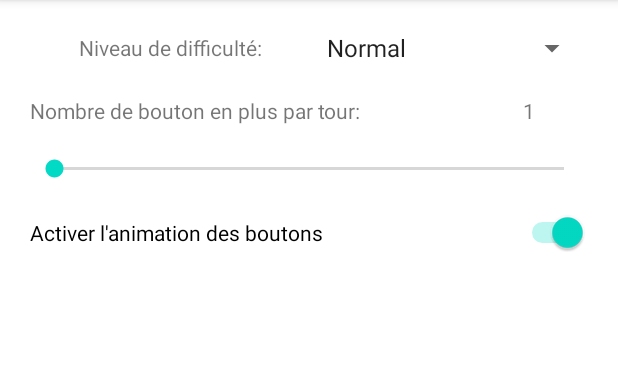
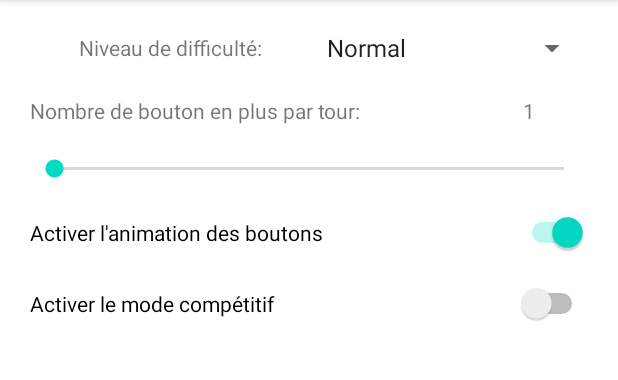
Before and after one commit to KryLex0/SimonSaysM2, an Android app: the screen it shows after launch (ActivityOptions), after a tap on "OPTIONS", on a phone screen of 412 x 824 dp, the part 84-464 px from its top. Run offline under Robolectric (Android 15) with nearby library versions, the phone set to English and light mode, and no system bars; our stand-ins replace Room's generated code.

Commit message:
The mode against the watch is no longer in the start of the party. Added competitive mode as an option in the optionActivity

```diff
--- a/app/src/main/java/com/example/simonsaysm2/Activities/ActivityOptions.kt
+++ b/app/src/main/java/com/example/simonsaysm2/Activities/ActivityOptions.kt
@@ -22,7 +22,7 @@ import kotlinx.android.synthetic.main.activity_options.*
 class ActivityOptions : AppCompatActivity() {
     private lateinit var difficulty: String
     private var isSwitchCheckedAnimation = true
-    //private var isSwitchCheckedCompetitiveMode = false
+    private var isSwitchCheckedCompetitiveMode = false
     private var nbBtnOpt = 1
 
 
@@ -37,23 +37,34 @@ class ActivityOptions : AppCompatActivity() {
 
         this.isSwitchCheckedAnimation = this.intent.getBooleanExtra("animSwitch", isSwitchCheckedAnimation)
         switch_anim.isChecked = this.isSwitchCheckedAnimation
+        intent.putExtra("animSwitch", switch_anim.isChecked)
 
-//        this.isSwitchCheckedCompetitiveMode = this.intent.getBooleanExtra("competitiveMode", isSwitchCheckedCompetitiveMode)
-//        switch_competitive_mode.isChecked = this.isSwitchCheckedCompetitiveMode
+        this.isSwitchCheckedCompetitiveMode = this.intent.getBooleanExtra("competitiveMode", isSwitchCheckedCompetitiveMode)
+        switch_competitive_mode.isChecked = this.isSwitchCheckedCompetitiveMode
+        intent.putExtra("competitiveMode", switch_competitive_mode.isChecked)
+
 
         this.nbBtnOpt = this.intent.getIntExtra("nb_btn_opt", this.nbBtnOpt)
         nb_btn_option.text = this.nbBtnOpt.toString()
         sk_nb_btn_option.progress = this.nbBtnOpt
 
+        intent.putExtra("world", "hello")
+
+
 
         val intent = Intent(applicationContext, ActivityStart::class.java)
 
         switch_anim.setOnCheckedChangeListener { _, isChecked ->
+            Log.d("anim", "switched")
             intent.putExtra("animSwitch", isChecked)
         }
-//        switch_competitive_mode.setOnCheckedChangeListener { _, isChecked ->
-//            intent.putExtra("competitiveMode", isChecked)
-//        }
+
+        switch_competitive_mode.setOnCheckedChangeListener { _, isChecked ->
+            Log.d("compet", "switched$isChecked")
+            intent.putExtra("competitiveMode", isChecked)
+            Log.d("compet", intent.extras.toString())
+
+        }
 
 
         sk_nb_btn_option.setOnSeekBarChangeListener(object :
--- a/app/src/main/java/com/example/simonsaysm2/Activities/ActivityStart.kt
+++ b/app/src/main/java/com/example/simonsaysm2/Activities/ActivityStart.kt
@@ -14,7 +14,9 @@ import kotlinx.android.synthetic.main.activity_start.*
 class ActivityStart : AppCompatActivity() {
     private var nbBtnOpt = 1
     private var difficulty: String = "Normal"
-    private var isSwitchChecked = true
+    private var isAnimSwitchChecked = true
+    private var isCompetitiveModeSwitchChecked = false
+
 
     override fun onCreate(savedInstanceState: Bundle?) {
         super.onCreate(savedInstanceState)
@@ -40,7 +42,8 @@ class ActivityStart : AppCompatActivity() {
             val intent = Intent(this, MainActivity::class.java)
             intent.putExtra("difficulty", this.difficulty)
             intent.putExtra("nb_btn_opt", this.nbBtnOpt)
-            intent.putExtra("animSwitch", this.isSwitchChecked)
+            intent.putExtra("animSwitch", this.isAnimSwitchChecked)
+            intent.putExtra("competitiveMode", this.isCompetitiveModeSwitchChecked)
             startActivity(intent)
         }
 
@@ -53,7 +56,8 @@ class ActivityStart : AppCompatActivity() {
             val intent = Intent(this, ActivityOptions::class.java)
             intent.putExtra("difficulty", this.difficulty)
             intent.putExtra("nb_btn_opt", this.nbBtnOpt)
-            intent.putExtra("animSwitch", this.isSwitchChecked)
+            intent.putExtra("animSwitch", this.isAnimSwitchChecked)
+            intent.putExtra("competitiveMode", this.isCompetitiveModeSwitchChecked)
             startActivityForResult(intent, 111)
         }
 
@@ -68,7 +72,10 @@ class ActivityStart : AppCompatActivity() {
             if (data != null) {
                 this.difficulty = data.getStringExtra("difficulty").toString()
                 this.nbBtnOpt = data.getIntExtra("nb_btn_opt", 1)
-                this.isSwitchChecked = data.getBooleanExtra("animSwitch", this.isSwitchChecked)
+                this.isAnimSwitchChecked = data.getBooleanExtra("animSwitch", this.isAnimSwitchChecked)
+                this.isCompetitiveModeSwitchChecked = data.getBooleanExtra("competitiveMode", this.isCompetitiveModeSwitchChecked)
+
+
             }
         }
 
--- a/app/src/main/res/layout/activity_options.xml
+++ b/app/src/main/res/layout/activity_options.xml
@@ -82,6 +82,24 @@
             android:layout_weight="1"/>
 
     </LinearLayout>
+
+    <!--////////////////////////////////-->
+
+    <LinearLayout
+        android:layout_width="match_parent"
+        android:layout_height="wrap_content"
+        android:orientation="horizontal"
+        android:gravity="center"
+        android:layout_marginBottom="20dp"
+        tools:ignore="UseSwitchCompatOrMaterialXml">
+        <Switch
+            android:layout_width="wrap_content"
+            android:layout_height="wrap_content"
+            android:text="Activer le mode compétitif"
+            android:id="@+id/switch_competitive_mode"
+            android:layout_weight="1"/>
+
+    </LinearLayout>
 <!--
     <LinearLayout
         android:layout_width="match_parent"
--- a/app/src/main/res/layout/data_party.xml
+++ b/app/src/main/res/layout/data_party.xml
@@ -112,7 +112,8 @@
         android:orientation="horizontal"
         android:layout_marginBottom="10dp"
         android:layout_gravity="center_horizontal"
-        android:id="@+id/timerLayoutLeft">
+        android:id="@+id/timerLayoutLeft"
+        android:visibility="gone">
 
         <TextView
             android:id="@+id/timerLeft"
```
Also changed, not shown: app/src/main/java/com/example/simonsaysm2/Activities/MainActivity.kt (+41 -13 lines).
